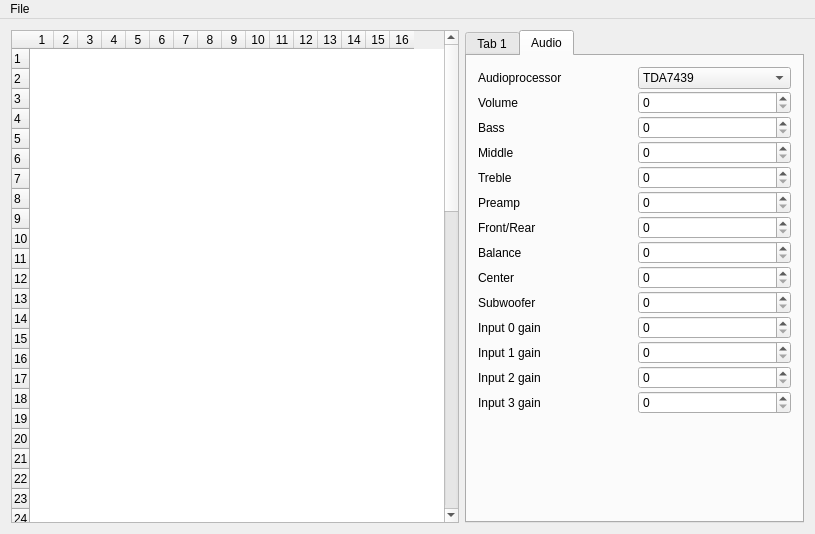
Above: editor/mainwindow.ui from WiseLord/ampcontrol before the change. Below: the same form after it.
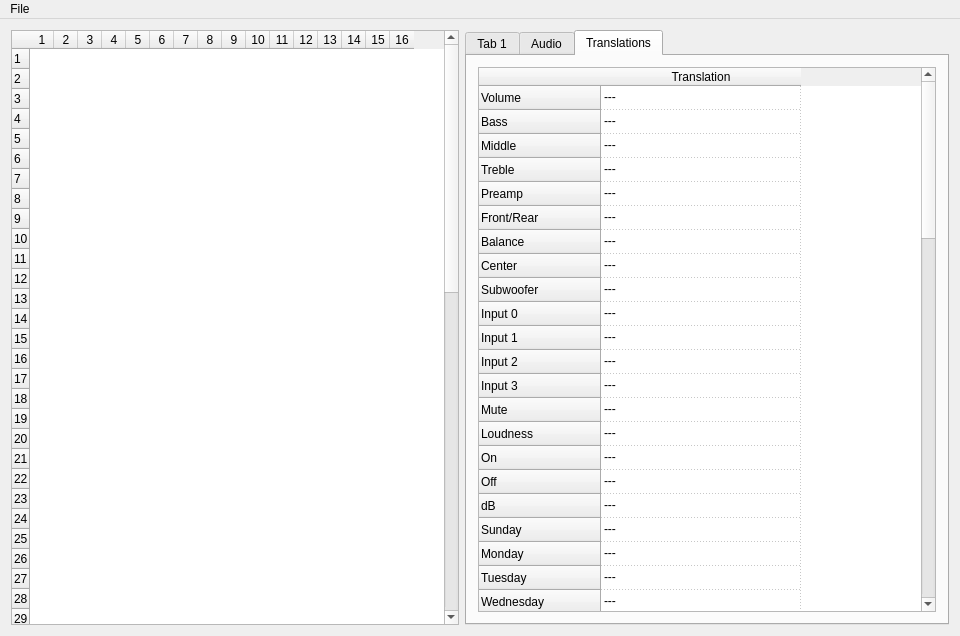
That is the form after the change.

Commit message: editor: Added translations tab.

Patch:
```diff
--- a/editor/mainwindow.ui
+++ b/editor/mainwindow.ui
@@ -6,8 +6,8 @@
    <rect>
     <x>0</x>
     <y>0</y>
-    <width>793</width>
-    <height>534</height>
+    <width>960</width>
+    <height>636</height>
    </rect>
   </property>
   <property name="windowTitle">
@@ -129,7 +129,7 @@
     <item>
      <widget class="QTabWidget" name="tabWidget">
       <property name="currentIndex">
-       <number>1</number>
+       <number>2</number>
       </property>
       <widget class="QWidget" name="tab">
        <attribute name="title">
@@ -417,6 +417,730 @@
         </item>
        </layout>
       </widget>
+      <widget class="QWidget" name="tabTranslations">
+       <attribute name="title">
+        <string>Translations</string>
+       </attribute>
+       <layout class="QVBoxLayout" name="verticalLayout_3">
+        <item>
+         <widget class="QTableWidget" name="wgtTranslations">
+          <property name="showGrid">
+           <bool>true</bool>
+          </property>
+          <property name="gridStyle">
+           <enum>Qt::DotLine</enum>
+          </property>
+          <attribute name="horizontalHeaderDefaultSectionSize">
+           <number>200</number>
+          </attribute>
+          <attribute name="horizontalHeaderMinimumSectionSize">
+           <number>200</number>
+          </attribute>
+          <attribute name="verticalHeaderDefaultSectionSize">
+           <number>24</number>
+          </attribute>
+          <attribute name="verticalHeaderMinimumSectionSize">
+           <number>24</number>
+          </attribute>
+          <row>
+           <property name="text">
+            <string>Volume</string>
+           </property>
+          </row>
+          <row>
+           <property name="text">
+            <string>Bass</string>
+           </property>
+          </row>
+          <row>
+           <property name="text">
+            <string>Middle</string>
+           </property>
+          </row>
+          <row>
+           <property name="text">
+            <string>Treble</string>
+           </property>
+          </row>
+          <row>
+           <property name="text">
+            <string>Preamp</string>
+           </property>
+          </row>
+          <row>
+           <property name="text">
+            <string>Front/Rear</string>
+           </property>
+          </row>
+          <row>
+           <property name="text">
+            <string>Balance</string>
+           </property>
+          </row>
+          <row>
+           <property name="text">
+            <string>Center</string>
+           </property>
+          </row>
+          <row>
+           <property name="text">
+            <string>Subwoofer</string>
+           </property>
+          </row>
+          <row>
+           <property name="text">
+            <string>Input 0</string>
+           </property>
+          </row>
+          <row>
+           <property name="text">
+            <string>Input 1</string>
+           </property>
+          </row>
+          <row>
+           <property name="text">
+            <string>Input 2</string>
+           </property>
+          </row>
+          <row>
+           <property name="text">
+            <string>Input 3</string>
+           </property>
+          </row>
+          <row>
+           <property name="text">
+            <string>Mute</string>
+           </property>
+          </row>
+          <row>
+           <property name="text">
+            <string>Loudness</string>
+           </property>
+          </row>
+          <row>
+           <property name="text">
+            <string>On</string>
+           </property>
+          </row>
+          <row>
+           <property name="text">
+            <string>Off</string>
+           </property>
+          </row>
+          <row>
+           <property name="text">
+            <string>dB</string>
+           </property>
+          </row>
+          <row>
+           <property name="text">
+            <string>Sunday</string>
+           </property>
+          </row>
+          <row>
+           <property name="text">
+            <string>Monday</string>
+           </property>
+          </row>
+          <row>
+           <property name="text">
+            <string>Tuesday</string>
+           </property>
+          </row>
+          <row>
+           <property name="text">
+            <string>Wednesday</string>
+           </property>
+          </row>
+          <row>
+           <property name="text">
+            <string>Thursday</string>
+           </property>
+          </row>
+          <row>
+           <property name="text">
+            <string>Friday</string>
+           </property>
+          </row>
+          <row>
+           <property name="text">
+            <string>Saturday</string>
+           </property>
+          </row>
+          <row>
+           <property name="text">
+            <string>Brightness</string>
+           </property>
+          </row>
+          <row>
+           <property name="text">
+            <string>Input status</string>
+           </property>
+          </row>
+          <row>
+           <property name="text">
+            <string>Remote</string>
+           </property>
+          </row>
+          <row>
+           <property name="text">
+            <string>Buttons</string>
+           </property>
+          </row>
+          <row>
+           <property name="text">
+            <string>Learning mode</string>
+           </property>
+          </row>
+          <row>
+           <property name="text">
+            <string>Button</string>
+           </property>
+          </row>
+          <row>
+           <property name="text">
+            <string>Address</string>
+           </property>
+          </row>
+          <row>
+           <property name="text">
+            <string>Command</string>
+           </property>
+          </row>
+          <row>
+           <property name="text">
+            <string>RC5 Standby</string>
+           </property>
+          </row>
+          <row>
+           <property name="text">
+            <string>RC5 Mute</string>
+           </property>
+          </row>
+          <row>
+           <property name="text">
+            <string>RC5 Menu</string>
+           </property>
+          </row>
+          <row>
+           <property name="text">
+            <string>RC5 Volume +</string>
+           </property>
+          </row>
+          <row>
+           <property name="text">
+            <string>RC5 Volume -</string>
+           </property>
+          </row>
+          <row>
+           <property name="text">
+            <string>RC5 Input 0</string>
+           </property>
+          </row>
+          <row>
+           <property name="text">
+            <string>RC5 Input 1</string>
+           </property>
+          </row>
+          <row>
+           <property name="text">
+            <string>RC5 Input 2</string>
+           </property>
+          </row>
+          <row>
+           <property name="text">
+            <string>RC5 Input 3</string>
+           </property>
+          </row>
+          <row>
+           <property name="text">
+            <string>RC5 Next input</string>
+           </property>
+          </row>
+          <row>
+           <property name="text">
+            <string>RC5 Time</string>
+           </property>
+          </row>
+          <row>
+           <property name="text">
+            <string>RC5 Backlight</string>
+           </property>
+          </row>
+          <row>
+           <property name="text">
+            <string>RC5 Spectrum mode</string>
+           </property>
+          </row>
+          <row>
+           <property name="text">
+            <string>RC5 Falling speed</string>
+           </property>
+          </row>
+          <row>
+           <property name="text">
+            <string>RC5 Display</string>
+           </property>
+          </row>
+          <row>
+           <property name="text">
+            <string>RC5 Timer</string>
+           </property>
+          </row>
+          <row>
+           <property name="text">
+            <string>RC5 Alarm</string>
+           </property>
+          </row>
+          <row>
+           <property name="text">
+            <string>RC5 Channel Up</string>
+           </property>
+          </row>
+          <row>
+           <property name="text">
+            <string>RC5 Channel Down</string>
+           </property>
+          </row>
+          <row>
+           <property name="text">
+            <string>RC5 FM Tune</string>
+           </property>
+          </row>
+          <row>
+           <property name="text">
+            <string>RC5 FM Mono</string>
+           </property>
+          </row>
+          <row>
+           <property name="text">
+            <string>RC5 FM Store</string>
+           </property>
+          </row>
+          <row>
+           <property name="text">
+            <string>RC5 Button 1</string>
+           </property>
+          </row>
+          <row>
+           <property name="text">
+            <string>RC5 Button 2</string>
+           </property>
+          </row>
+          <row>
+           <property name="text">
+            <string>RC5 Button 3</string>
+           </property>
+          </row>
+          <row>
+           <property name="text">
+            <string>RC5 Button 4</string>
+           </property>
+          </row>
+          <row>
+           <property name="text">
+            <string>RC5 Button 5</string>
+           </property>
+          </row>
+          <row>
+           <property name="text">
+            <string>RC5 Button 6</string>
+           </property>
+          </row>
+          <row>
+           <property name="text">
+            <string>RC5 Button 7</string>
+           </property>
+          </row>
+          <row>
+           <property name="text">
+            <string>RC5 Button 8</string>
+           </property>
+          </row>
+          <row>
+           <property name="text">
+            <string>RC5 Button 9</string>
+           </property>
+          </row>
+          <row>
+           <property name="text">
+            <string>RC5 Button 0</string>
+           </property>
+          </row>
+          <row>
+           <property name="text">
+            <string>Left channel</string>
+           </property>
+          </row>
+          <row>
+           <property name="text">
+            <string>Right channel</string>
+           </property>
+          </row>
+          <row>
+           <property name="text">
+            <string>Threshold</string>
+           </property>
+          </row>
+          <row>
+           <property name="text">
+            <string>Sensor</string>
+           </property>
+          </row>
+          <column>
+           <property name="text">
+            <string>Translation</string>
+           </property>
+          </column>
+          <item row="0" column="0">
+           <property name="text">
+            <string>---</string>
+           </property>
+          </item>
+          <item row="1" column="0">
+           <property name="text">
+            <string>---</string>
+           </property>
+          </item>
+          <item row="2" column="0">
+           <property name="text">
+            <string>---</string>
+           </property>
+          </item>
+          <item row="3" column="0">
+           <property name="text">
+            <string>---</string>
+           </property>
+          </item>
+          <item row="4" column="0">
+           <property name="text">
+            <string>---</string>
+           </property>
+          </item>
+          <item row="5" column="0">
+           <property name="text">
+            <string>---</string>
+           </property>
+          </item>
+          <item row="6" column="0">
+           <property name="text">
+            <string>---</string>
+           </property>
+          </item>
+          <item row="7" column="0">
+           <property name="text">
+            <string>---</string>
+           </property>
+          </item>
+          <item row="8" column="0">
+           <property name="text">
+            <string>---</string>
+           </property>
+          </item>
+          <item row="9" column="0">
+           <property name="text">
+            <string>---</string>
+           </property>
+          </item>
+          <item row="10" column="0">
+           <property name="text">
+            <string>---</string>
+           </property>
+          </item>
+          <item row="11" column="0">
+           <property name="text">
+            <string>---</string>
+           </property>
+          </item>
+          <item row="12" column="0">
+           <property name="text">
+            <string>---</string>
+           </property>
+          </item>
+          <item row="13" column="0">
+           <property name="text">
+            <string>---</string>
+           </property>
+          </item>
+          <item row="14" column="0">
+           <property name="text">
+            <string>---</string>
+           </property>
+          </item>
+          <item row="15" column="0">
+           <property name="text">
+            <string>---</string>
+           </property>
+          </item>
+          <item row="16" column="0">
+           <property name="text">
+            <string>---</string>
+           </property>
+          </item>
+          <item row="17" column="0">
+           <property name="text">
+            <string>---</string>
+           </property>
+          </item>
+          <item row="18" column="0">
+           <property name="text">
+            <string>---</string>
+           </property>
+          </item>
+          <item row="19" column="0">
+           <property name="text">
+            <string>---</string>
+           </property>
+          </item>
+          <item row="20" column="0">
+           <property name="text">
+            <string>---</string>
+           </property>
+          </item>
+          <item row="21" column="0">
+           <property name="text">
+            <string>---</string>
+           </property>
+          </item>
+          <item row="22" column="0">
+           <property name="text">
+            <string>---</string>
+           </property>
+          </item>
+          <item row="23" column="0">
+           <property name="text">
+            <string>---</string>
+           </property>
+          </item>
+          <item row="24" column="0">
+           <property name="text">
+            <string>---</string>
+           </property>
+          </item>
+          <item row="25" column="0">
+           <property name="text">
+            <string>---</string>
+           </property>
+          </item>
+          <item row="26" column="0">
+           <property name="text">
+            <string>---</string>
+           </property>
+          </item>
+          <item row="27" column="0">
+           <property name="text">
+            <string>---</string>
+           </property>
+          </item>
+          <item row="28" column="0">
+           <property name="text">
+            <string>---</string>
+           </property>
+          </item>
+          <item row="29" column="0">
+           <property name="text">
+            <string>---</string>
+           </property>
+          </item>
+          <item row="30" column="0">
+           <property name="text">
+            <string>---</string>
+           </property>
+          </item>
+          <item row="31" column="0">
+           <property name="text">
+            <string>---</string>
+           </property>
+          </item>
+          <item row="32" column="0">
+           <property name="text">
+            <string>---</string>
+           </property>
+          </item>
+          <item row="33" column="0">
+           <property name="text">
+            <string>---</string>
+           </property>
+          </item>
+          <item row="34" column="0">
+           <property name="text">
+            <string>---</string>
+           </property>
+          </item>
+          <item row="35" column="0">
+           <property name="text">
+            <string>---</string>
+           </property>
+          </item>
+          <item row="36" column="0">
+           <property name="text">
+            <string>---</string>
+           </property>
+          </item>
+          <item row="37" column="0">
+           <property name="text">
+            <string>---</string>
+           </property>
+          </item>
+          <item row="38" column="0">
+           <property name="text">
+            <string>---</string>
+           </property>
+          </item>
+          <item row="39" column="0">
+           <property name="text">
+            <string>---</string>
+           </property>
+          </item>
+          <item row="40" column="0">
+           <property name="text">
+            <string>---</string>
+           </property>
+          </item>
+          <item row="41" column="0">
+           <property name="text">
+            <string>---</string>
+           </property>
+          </item>
+          <item row="42" column="0">
+           <property name="text">
+            <string>---</string>
+           </property>
+          </item>
+          <item row="43" column="0">
+           <property name="text">
+            <string>---</string>
+           </property>
+          </item>
+          <item row="44" column="0">
+           <property name="text">
+            <string>---</string>
+           </property>
+          </item>
+          <item row="45" column="0">
+           <property name="text">
+            <string>---</string>
+           </property>
+          </item>
+          <item row="46" column="0">
+           <property name="text">
+            <string>---</string>
+           </property>
+          </item>
+          <item row="47" column="0">
+           <property name="text">
+            <string>---</string>
+           </property>
+          </item>
+          <item row="48" column="0">
+           <property name="text">
+            <string>---</string>
+           </property>
+          </item>
+          <item row="49" column="0">
+           <property name="text">
+            <string>---</string>
+           </property>
+          </item>
+          <item row="50" column="0">
+           <property name="text">
+            <string>---</string>
+           </property>
+          </item>
+          <item row="51" column="0">
+           <property name="text">
+            <string>---</string>
+           </property>
+          </item>
+          <item row="52" column="0">
+           <property name="text">
+            <string>---</string>
+           </property>
+          </item>
+          <item row="53" column="0">
+           <property name="text">
+            <string>---</string>
+           </property>
+          </item>
+          <item row="54" column="0">
+           <property name="text">
+            <string>---</string>
+           </property>
+          </item>
+          <item row="55" column="0">
+           <property name="text">
+            <string>---</string>
+           </property>
+          </item>
+          <item row="56" column="0">
+           <property name="text">
+            <string>---</string>
+           </property>
+          </item>
+          <item row="57" column="0">
+           <property name="text">
+            <string>---</string>
+           </property>
+          </item>
+          <item row="58" column="0">
+           <property name="text">
+            <string>---</string>
+           </property>
+          </item>
+          <item row="59" column="0">
+           <property name="text">
+            <string>---</string>
+           </property>
+          </item>
+          <item row="60" column="0">
+           <property name="text">
+            <string>---</string>
+           </property>
+          </item>
+          <item row="61" column="0">
+           <property name="text">
+            <string>---</string>
+           </property>
+          </item>
+          <item row="62" column="0">
+           <property name="text">
+            <string>---</string>
+           </property>
+          </item>
+          <item row="63" column="0">
+           <property name="text">
+            <string>---</string>
+           </property>
+          </item>
+          <item row="64" column="0">
+           <property name="text">
+            <string>---</string>
+           </property>
+          </item>
+          <item row="65" column="0">
+           <property name="text">
+            <string>---</string>
+           </property>
+          </item>
+          <item row="66" column="0">
+           <property name="text">
+            <string>---</string>
+           </property>
+          </item>
+          <item row="67" column="0">
+           <property name="text">
+            <string>---</string>
+           </property>
+          </item>
+          <item row="68" column="0">
+           <property name="text">
+            <string>---</string>
+           </property>
+          </item>
+         </widget>
+        </item>
+       </layout>
+      </widget>
      </widget>
     </item>
    </layout>
@@ -426,7 +1150,7 @@
     <rect>
      <x>0</x>
      <y>0</y>
-     <width>793</width>
+     <width>960</width>
      <height>22</height>
     </rect>
    </property>
```
Left out of the diff: 25 changed lines with no effect on the pictures. The commit also changes 2 other files.
